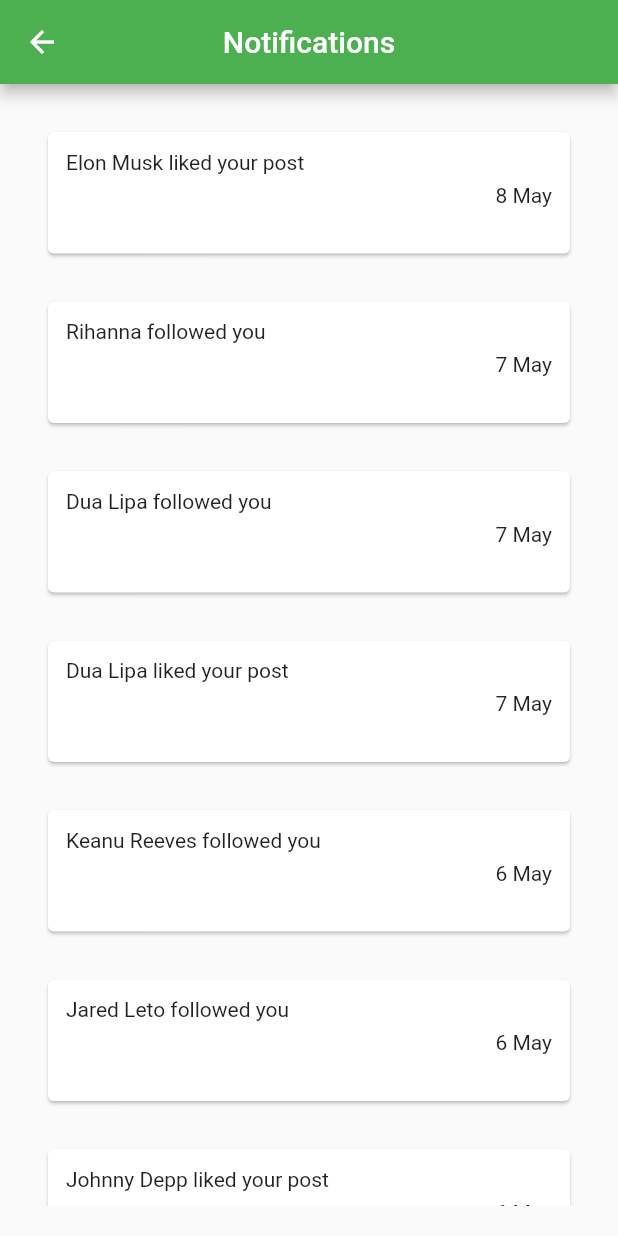
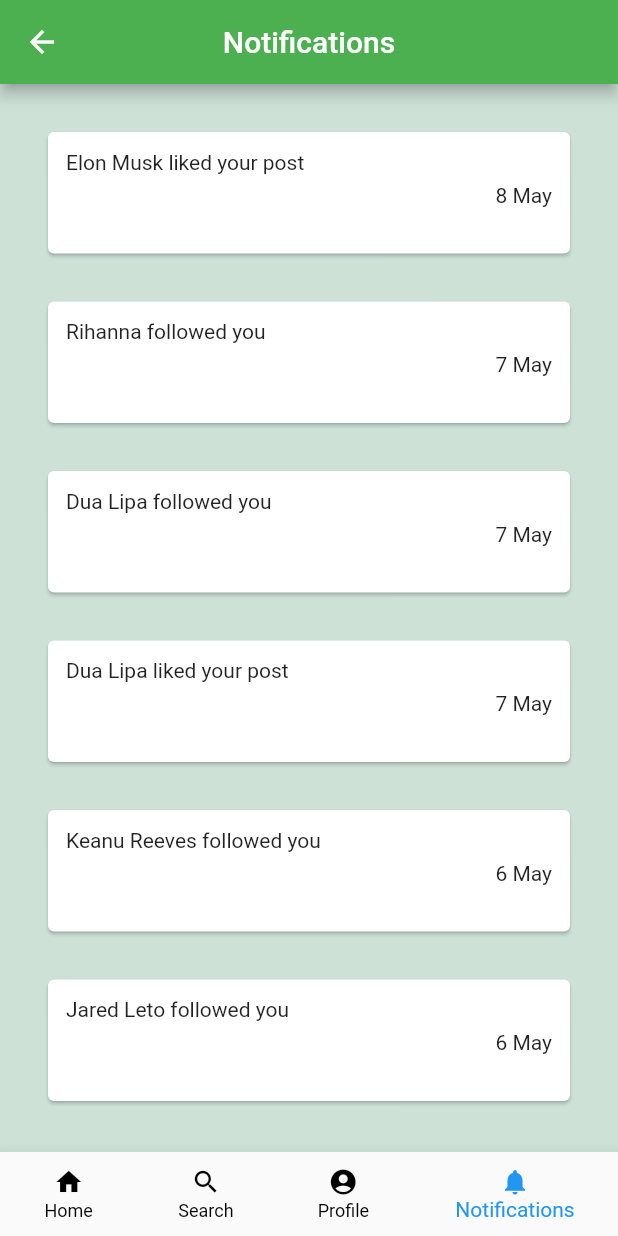
Before and after one commit to NacNaktu/CS310-App, a Flutter app: the Not screen opened by its route, on a phone screen of 412 x 824 dp. Run offline on Flutter 3.47's test engine with Material 2 defaults, Android fonts, the phone set to English and light mode, and no system bars; our stand-ins replace email_validator, shared_preferences; accounts and stored records are empty; network calls fail.

Commit message:
recent changes

```diff
--- a/lib/main.dart
+++ b/lib/main.dart
@@ -15,10 +15,11 @@ import 'package:shared_preferences/shared_preferences.dart';
 void main() => runApp(MaterialApp(
 
 
-  initialRoute: '/',
+  //initialRoute: '/',
+  home: Feed(),
 
   routes: {
-    '/': (context) => WalkThrough(),
+    //'/': (context) => WalkThrough(),
     '/welcome': (context) => Welcome(),
     '/login': (context) => Login(),
     '/signup': (context) => SignUp(),
--- a/lib/routes/feed.dart
+++ b/lib/routes/feed.dart
@@ -8,6 +8,7 @@ class Feed extends StatelessWidget {
   @override
   Widget build(BuildContext context) {
     return Scaffold(
+      backgroundColor: AppColors.background,
       appBar: AppBar(
         backwardsCompatibility: false,
         backgroundColor: AppColors.appBarColour,
--- a/lib/routes/notification.dart
+++ b/lib/routes/notification.dart
@@ -1,3 +1,4 @@
+import 'package:cs310_app/models/bottomBar.dart';
 import 'package:cs310_app/models/notification_card.dart';
 import 'package:cs310_app/utils/color.dart';
 import 'package:cs310_app/utils/grid_view.dart';
@@ -15,11 +16,13 @@ class _NotState extends State<Not> {
   @override
   Widget build(BuildContext context) {
     return Scaffold(
+      backgroundColor: AppColors.background,
         appBar: AppBar(
           title: Text('Notifications'),
           centerTitle: true,
           backgroundColor: AppColors.appBarColour,
         ),
+        bottomNavigationBar: BottomBar(index: 3),
         body: Column(
           children: [
             Expanded(
```
